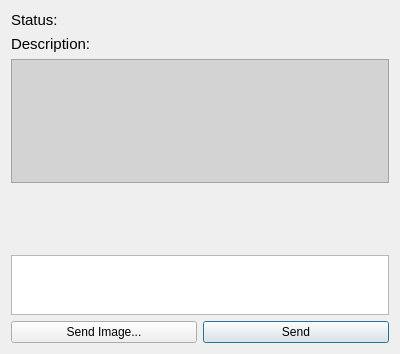
The window that src/widgets/simplechattab.ui (blizzard4591/openMittsu) describes before a commit, drawn with Qt 5.
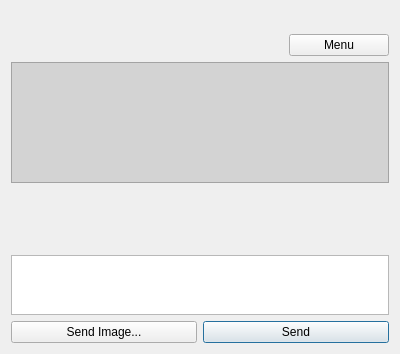
The same window after the commit. Custom widgets are drawn as their Qt base class.

What changed in the file:
```diff
--- a/src/widgets/simplechattab.ui
+++ b/src/widgets/simplechattab.ui
@@ -15,27 +15,11 @@
   </property>
   <layout class="QVBoxLayout" name="verticalLayout">
    <item>
-    <widget class="QLabel" name="lblStatus">
-     <property name="sizePolicy">
-      <sizepolicy hsizetype="Preferred" vsizetype="Minimum">
-       <horstretch>0</horstretch>
-       <verstretch>0</verstretch>
-      </sizepolicy>
+    <layout class="QGridLayout" name="gridLayout">
+     <property name="bottomMargin">
+      <number>0</number>
      </property>
-     <property name="font">
-      <font>
-       <pointsize>11</pointsize>
-      </font>
-     </property>
-     <property name="text">
-      <string>Status:</string>
-     </property>
-     <property name="wordWrap">
-      <bool>true</bool>
-     </property>
-    </widget>
-   </item>
-   <item>
+     <item row="0" column="0" colspan="3">
     <widget class="QLabel" name="lblDescription">
      <property name="sizePolicy">
       <sizepolicy hsizetype="Preferred" vsizetype="Minimum">
@@ -49,13 +33,51 @@
       </font>
      </property>
      <property name="text">
-      <string>Description:</string>
+        <string/>
      </property>
      <property name="wordWrap">
       <bool>true</bool>
      </property>
     </widget>
    </item>
+     <item row="1" column="2">
+      <widget class="QPushButton" name="btnMenu">
+       <property name="maximumSize">
+        <size>
+         <width>100</width>
+         <height>16777215</height>
+        </size>
+       </property>
+       <property name="text">
+        <string>Menu</string>
+       </property>
+      </widget>
+     </item>
+     <item row="1" column="0">
+      <widget class="QLabel" name="lblStatus">
+       <property name="text">
+        <string/>
+       </property>
+      </widget>
+     </item>
+     <item row="1" column="1">
+      <widget class="QLabel" name="lblMessageCount">
+       <property name="maximumSize">
+        <size>
+         <width>150</width>
+         <height>16777215</height>
+        </size>
+       </property>
+       <property name="text">
+        <string/>
+       </property>
+       <property name="alignment">
+        <set>Qt::AlignRight|Qt::AlignTrailing|Qt::AlignVCenter</set>
+       </property>
+      </widget>
+     </item>
+    </layout>
+   </item>
    <item>
     <widget class="ChatWidget" name="chatWidget">
      <property name="styleSheet">
```
Left out of the diff: 14 changed lines with no effect on the pictures. Lines whose indentation alone changed are shown as unchanged.
